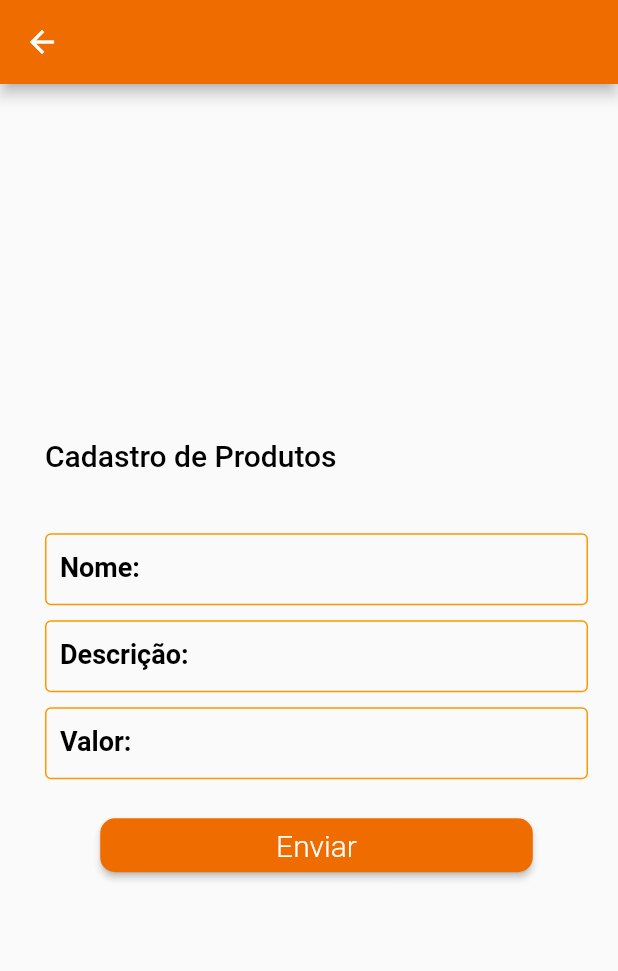
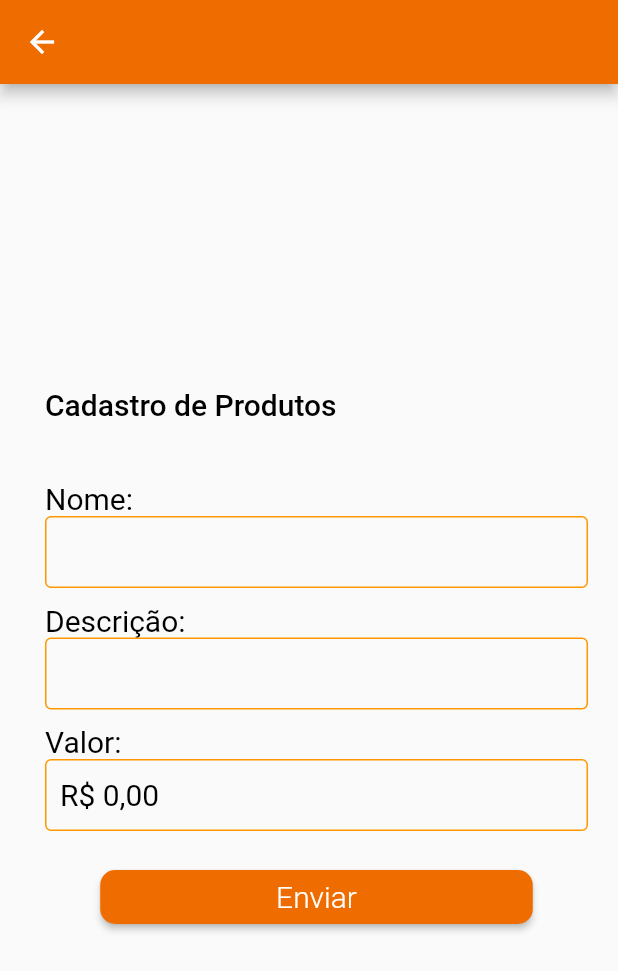
Before and after one commit to victorbellini1981/Dr-IE, a Flutter app: the Cadastro screen opened directly, on a phone screen of 412 x 824 dp. Shown: the top 971 px of the screen. Run offline on Flutter 3.47's test engine with Material 2 defaults, Android fonts, the phone set to English and light mode, and no system bars; our stand-ins replace flutter_masked_text; Roboto replaces fonts that are missing (Montserrat).

Commit message:
fim das telas

```diff
--- a/teste_dr_ie/lib/bloc/bloc.dart
+++ b/teste_dr_ie/lib/bloc/bloc.dart
@@ -4,7 +4,7 @@ import 'package:teste_dr_ie/variaveis_globais/globals.dart';
 
 class bloc {
   getServidor() async {
-    String url = 'http://localhost:3000/cad';
+    String url = 'http://192.168.0.105:3000/cad';
 
     http.Response response;
 
--- a/teste_dr_ie/lib/cliente/cadastro.dart
+++ b/teste_dr_ie/lib/cliente/cadastro.dart
@@ -1,6 +1,7 @@
 import 'package:flutter/cupertino.dart';
 import 'package:flutter/material.dart';
 import 'package:flutter/widgets.dart';
+import 'package:flutter_masked_text/flutter_masked_text.dart';
 import 'package:teste_dr_ie/bloc/bloc.dart';
 import 'package:teste_dr_ie/variaveis_globais/globals.dart';
 
@@ -17,34 +18,33 @@ class _CadastroState extends State<Cadastro> {
 
   TextEditingController txtnome = new TextEditingController();
   TextEditingController txtdescricao = new TextEditingController();
-  TextEditingController txtvalor = new TextEditingController();
+  MoneyMaskedTextController txtvalor =
+      new MoneyMaskedTextController(leftSymbol: 'R\$ ');
 
   @override
   void initState() {
     super.initState();
-    enviaMsg();
-  }
-
-  enviaMsg() {
-    Future.delayed(Duration(seconds: 1), () {
-      if (mensagem != "") {
-        // ignore: deprecated_member_use
-        _scaffoldKey.currentState.showSnackBar(new SnackBar(
-            duration: Duration(seconds: 1), content: new Text(mensagem)));
-      }
-    });
   }
 
   @override
   Widget build(BuildContext context) {
-    final nome = TextFormField(
+    final nome = Container(
+      width: MediaQuery.of(context).size.width * 1,
+      child: Column(
+        children: [
+          Row(
+            children: [
+              Text(
+                "Nome:",
+                style: TextStyle(
+                  color: Colors.black,
+                  fontSize: 20,
+                ),
+              )
+            ],
+          ),
+          TextFormField(
             decoration: const InputDecoration(
-          labelText: 'Nome:',
-          labelStyle: TextStyle(
-              color: Colors.black,
-              fontSize: 18,
-              fontFamily: 'Montserrat',
-              fontWeight: FontWeight.bold),
                 contentPadding: EdgeInsets.fromLTRB(10.0, 10.0, 20.0, 10.0),
                 enabledBorder: OutlineInputBorder(
                   borderSide: BorderSide(
@@ -57,6 +57,7 @@ class _CadastroState extends State<Cadastro> {
                 ))),
             style: TextStyle(
               color: Colors.black,
+              fontSize: 20,
             ),
             keyboardType: TextInputType.text,
             controller: txtnome,
@@ -66,16 +67,28 @@ class _CadastroState extends State<Cadastro> {
               }
               return null;
             },
+          )
+        ],
+      ),
     );
 
-    final descricao = TextFormField(
+    final descricao = Container(
+      width: MediaQuery.of(context).size.width * 1,
+      child: Column(
+        children: [
+          Row(
+            children: [
+              Text(
+                "Descrição:",
+                style: TextStyle(
+                  color: Colors.black,
+                  fontSize: 20,
+                ),
+              )
+            ],
+          ),
+          TextFormField(
             decoration: const InputDecoration(
-          labelText: 'Descrição:',
-          labelStyle: TextStyle(
-              color: Colors.black,
-              fontSize: 18,
-              fontFamily: 'Montserrat',
-              fontWeight: FontWeight.bold),
                 contentPadding: EdgeInsets.fromLTRB(10.0, 10.0, 20.0, 10.0),
                 enabledBorder: OutlineInputBorder(
                   borderSide: BorderSide(
@@ -87,7 +100,8 @@ class _CadastroState extends State<Cadastro> {
                   color: Colors.orange,
                 ))),
             style: TextStyle(
-        color: Color(0xffb22222),
+              color: Colors.black,
+              fontSize: 20,
             ),
             keyboardType: TextInputType.text,
             controller: txtdescricao,
@@ -97,16 +111,28 @@ class _CadastroState extends State<Cadastro> {
               }
               return null;
             },
+          )
+        ],
+      ),
     );
 
-    final valor = TextFormField(
+    final valor = Container(
+      width: MediaQuery.of(context).size.width * 1,
+      child: Column(
+        children: [
+          Row(
+            children: [
+              Text(
+                "Valor:",
+                style: TextStyle(
+                  color: Colors.black,
+                  fontSize: 20,
+                ),
+              )
+            ],
+          ),
+          TextFormField(
             decoration: const InputDecoration(
-          labelText: 'Valor:',
-          labelStyle: TextStyle(
-              color: Colors.black,
-              fontSize: 18,
-              fontFamily: 'Montserrat',
-              fontWeight: FontWeight.bold),
                 contentPadding: EdgeInsets.fromLTRB(10.0, 10.0, 20.0, 10.0),
                 enabledBorder: OutlineInputBorder(
                   borderSide: BorderSide(
@@ -118,9 +144,10 @@ class _CadastroState extends State<Cadastro> {
                   color: Colors.orange,
                 ))),
             style: TextStyle(
-        color: Color(0xffb22222),
+              color: Colors.black,
+              fontSize: 20,
             ),
-      keyboardType: TextInputType.text,
+            keyboardType: TextInputType.number,
             controller: txtvalor,
             validator: (value) {
               if (value.isEmpty) {
@@ -128,6 +155,9 @@ class _CadastroState extends State<Cadastro> {
               }
               return null;
             },
+          )
+        ],
+      ),
     );
 
     final btnEnviar = SizedBox(
@@ -147,9 +177,19 @@ class _CadastroState extends State<Cadastro> {
             ),
             onPressed: () {
               var comando = new bloc();
-              setState(() {
               comando.getServidor();
-              });
+              if (mensagem != "") {
+                // ignore: deprecated_member_use
+                _scaffoldKey.currentState.showSnackBar(new SnackBar(
+                    duration: Duration(seconds: 3),
+                    content: new Text(mensagem)));
+              } else {
+                // ignore: deprecated_member_use
+                _scaffoldKey.currentState.showSnackBar(new SnackBar(
+                    duration: Duration(seconds: 3),
+                    content:
+                        new Text("Não foi possível se conectar ao servidor")));
+              }
             },
             shape: new RoundedRectangleBorder(
                 borderRadius: new BorderRadius.circular(10.0))));
--- a/teste_dr_ie/lib/variaveis_globais/globals.dart
+++ b/teste_dr_ie/lib/variaveis_globais/globals.dart
@@ -1,3 +1,3 @@
 library my_prj.globals;
 
-var mensagem = "";
+String mensagem = "";
--- a/teste_dr_ie/pubspec.yaml
+++ b/teste_dr_ie/pubspec.yaml
@@ -24,6 +24,7 @@ dependencies:
   flutter:
     sdk: flutter
   http: ^0.13.3
+  flutter_masked_text: ^0.8.0
 
   # The following adds the Cupertino Icons font to your application.
   # Use with the CupertinoIcons class for iOS style icons.
```
Also changed, not shown: teste_dr_ie/pubspec.lock, 1 other file. Lines whose indentation alone changed are shown as unchanged.
